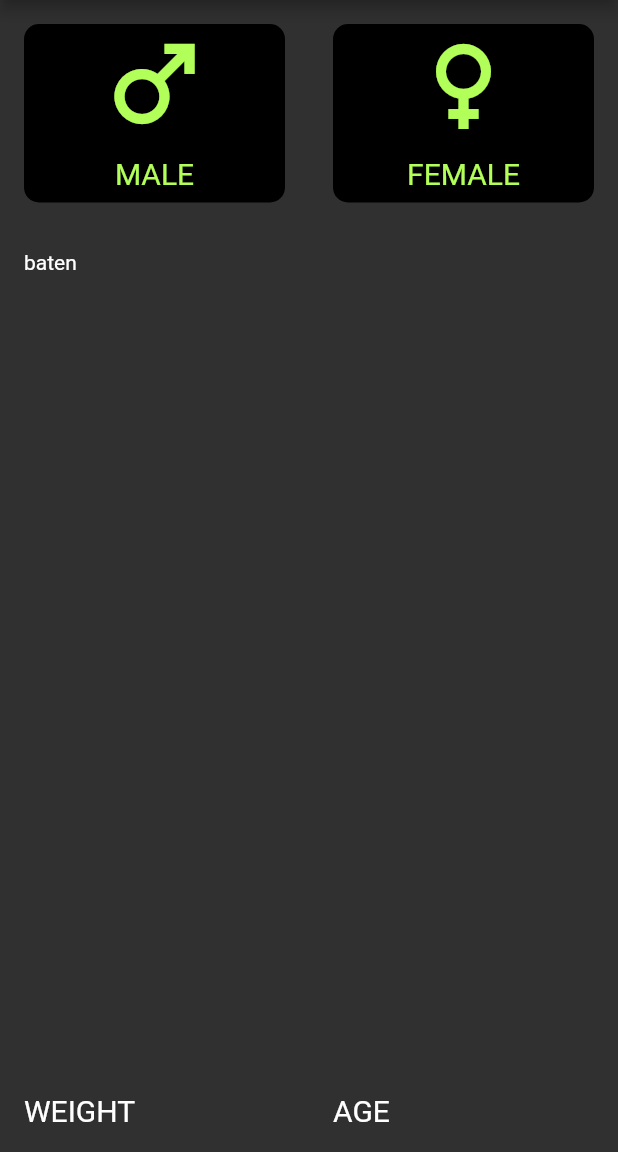
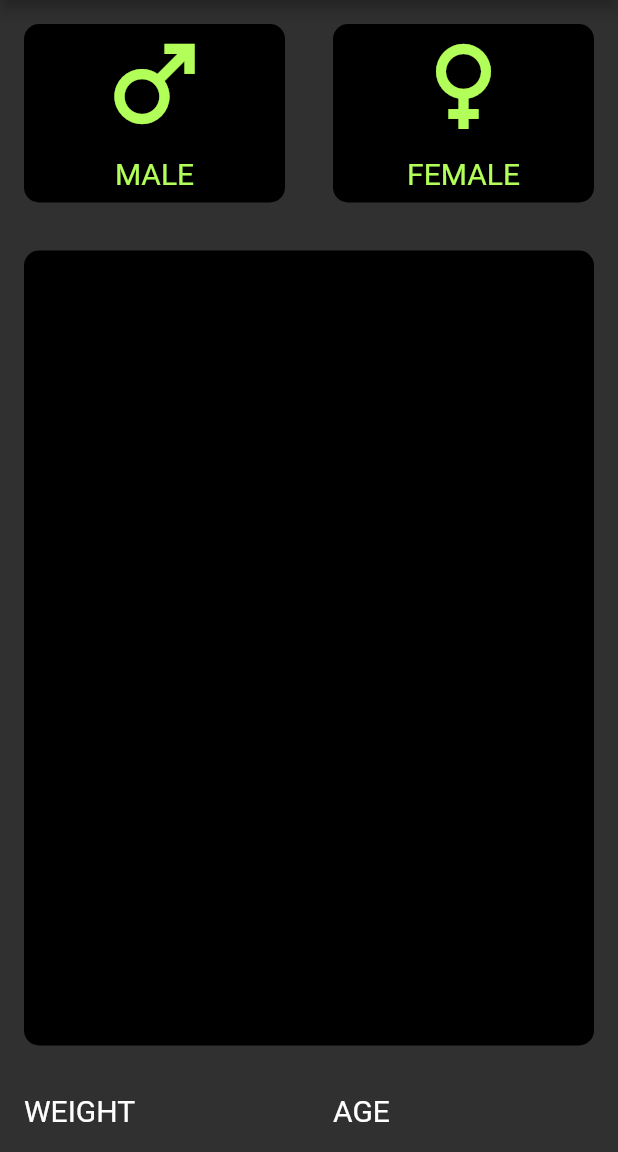
Before and after one commit to alaminrafiar/bmi_calculator, a Flutter app: the screen it shows after launch, on a phone screen of 412 x 824 dp, the part 84-1236 px from its top. Run offline on Flutter 3.47's test engine with Material 2 defaults, Android fonts, the phone set to English and light mode, and no system bars.

Commit message:
height box make

```diff
--- a/lib/input_pages/input_page.dart
+++ b/lib/input_pages/input_page.dart
@@ -6,14 +6,13 @@ import 'package:flutter/material.dart';
 class InputPage extends StatefulWidget {
   const InputPage({Key? key}) : super(key: key);
 
-
   @override
   State<InputPage> createState() => _InputPageState();
 }
 
 class _InputPageState extends State<InputPage> {
-
-  Color maleColor = inactiveColor; // color change korar jonno aigola use korte hoi //
+  Color maleColor =
+      inactiveColor; // color change korar jonno aigola use korte hoi //
   Color femaleColor = inactiveColor;
   Gender? selectedGender;
 
@@ -30,6 +29,7 @@ class _InputPageState extends State<InputPage> {
     //     }
     //   });
   }
+
   // ai toko na likheo amar ternary operator use kore korte pari
 
   @override
@@ -55,10 +55,11 @@ class _InputPageState extends State<InputPage> {
                 onPressed: () {
                   print("male");
                   setState(() {
-                      selectedGender =Gender.male;
+                    selectedGender = Gender.male;
                   });
                 },
-                  color: selectedGender==Gender.male? activeColor: inactiveColor,
+                color:
+                    selectedGender == Gender.male ? activeColor : inactiveColor,
                 cardChild: CardGender(
                   icon: Icons.male,
                   gender: maleText,
@@ -73,18 +74,26 @@ class _InputPageState extends State<InputPage> {
                   onPressed: () {
                     print("female");
                     setState(() {
-                       selectedGender =Gender.female;
+                      selectedGender = Gender.female;
                     });
                   },
-                    color: selectedGender==Gender.female? activeColor: inactiveColor,
+                  color: selectedGender == Gender.female
+                      ? activeColor
+                      : inactiveColor,
                   cardChild: CardGender(
                     icon: Icons.female,
                     gender: femaleText,
                   ))
             ],
           ),
-            const ResuableCard(
-              cardChild: Text("baten"),
+          ResuableCard(
+            onPressed: () {
+              print("kasem");
+            },
+            cardChild: Column(
+              children: [],
+            ),
+            color: inactiveColor,
           ),
           Row(
             children: const [
```
Lines whose indentation alone changed are shown as unchanged.
